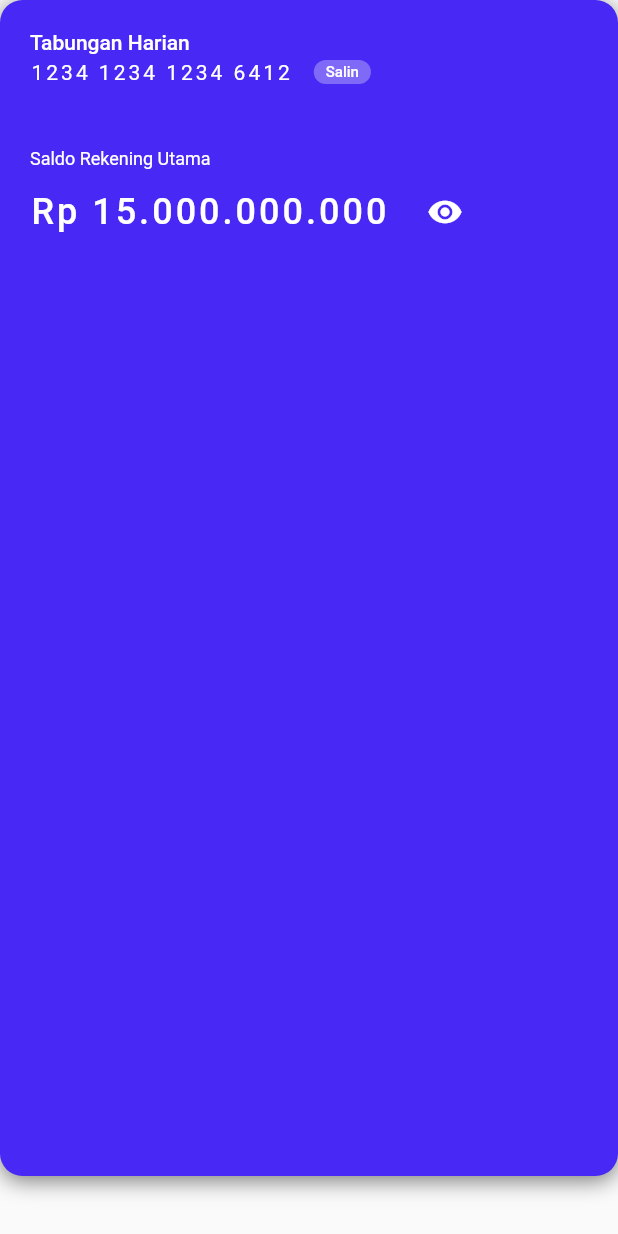
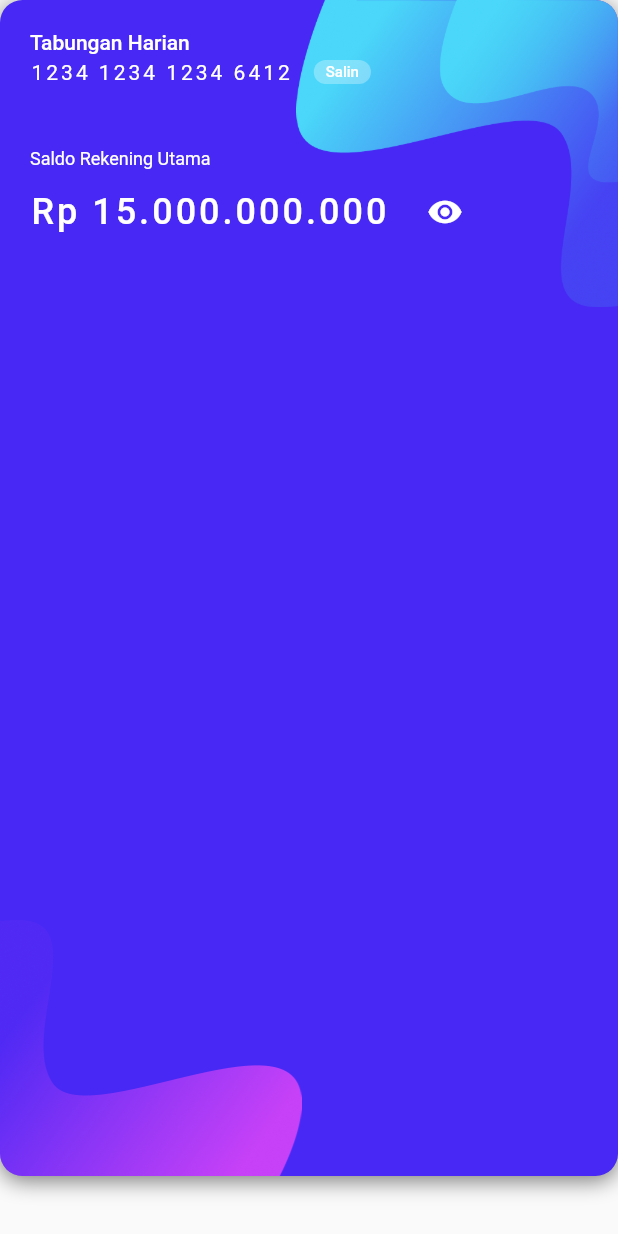
Before and after one commit to eryhrnt/sephora, a Flutter app: the JumbotronBack widget shown alone on an empty page, opened directly, on a phone screen of 412 x 824 dp. Run offline on Flutter 3.47's test engine with Material 2 defaults, Android fonts, the light colour scheme and no system bars; our stand-ins replace animated_bottom_navigation_bar, dotted_border, expandable; missing offline and left inert: dart:ffi; statements that could not run were skipped.

Commit message:
update jumbotron

```diff
--- a/lib/home/widget/jumbotron_back.dart
+++ b/lib/home/widget/jumbotron_back.dart
@@ -8,7 +8,7 @@ class JumbotronBack extends StatelessWidget {
   @override
   Widget build(BuildContext context) {
     return Container(
-      padding: EdgeInsets.all(20),
+      // padding: EdgeInsets.all(20),
       margin: EdgeInsets.only(bottom: 40),
       decoration: BoxDecoration(
         color: Color(0xFF4728F4),
@@ -19,7 +19,37 @@ class JumbotronBack extends StatelessWidget {
             offset: Offset(0, 3),
             blurRadius: 12,
           ),
-          ]),
+        ],
+        //gradient: LinearGradient(),
+      ),
+      child: Stack(
+        children: [
+          Container(
+            decoration: BoxDecoration(
+              borderRadius: BorderRadius.circular(15),
+              image: DecorationImage(
+                alignment: Alignment.bottomLeft,
+                image: AssetImage(
+                  'assets/home/decoration1.png',
+                ),
+                scale: 3,
+              ),
+            ),
+          ),
+          Container(
+            decoration: BoxDecoration(
+              borderRadius: BorderRadius.circular(15),
+              image: DecorationImage(
+                alignment: Alignment.topRight,
+                image: AssetImage(
+                  'assets/home/decoration2.png',
+                ),
+                scale: 2.5,
+              ),
+            ),
+          ),
+          Container(
+            padding: EdgeInsets.all(20),
             child: Column(
               crossAxisAlignment: CrossAxisAlignment.start,
               children: [
@@ -94,6 +124,9 @@ class JumbotronBack extends StatelessWidget {
                 )
               ],
             ),
+          ),
+        ],
+      ),
     );
   }
 }
--- a/lib/main.dart
+++ b/lib/main.dart
@@ -22,7 +22,7 @@ class MyApp extends StatelessWidget {
       theme: ThemeData(
         primarySwatch: Colors.blue,
       ),
-      home: const NotificationScreen(title: 'Flutter Demo Home Page'),
+      home: const HomeScreen(title: 'Flutter Demo Home Page'),
     );
   }
 }
```
Lines whose indentation alone changed are shown as unchanged.
